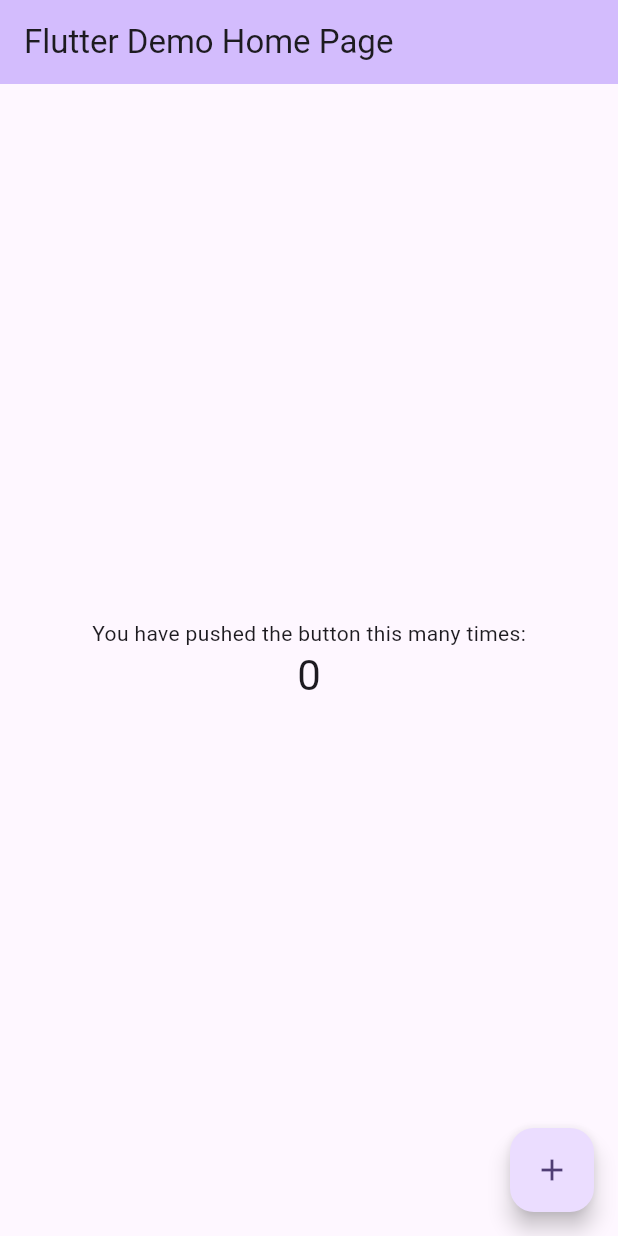
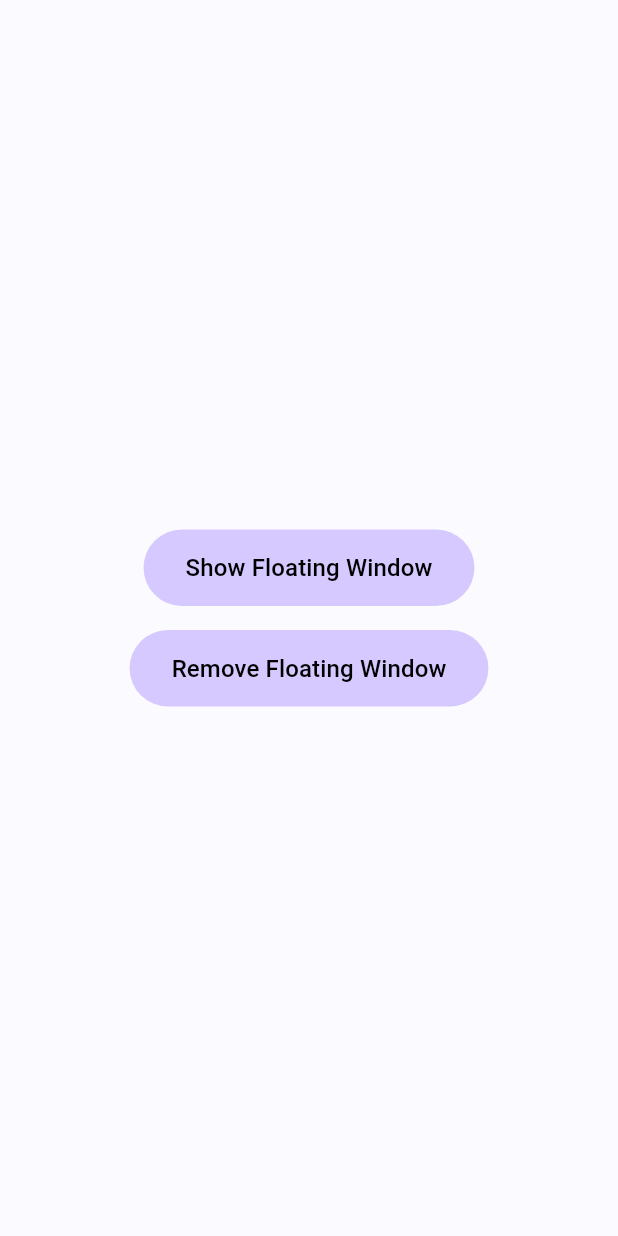
Before and after one commit to Excelsior-Technologies-Community/flutter_floating_window_screen, a Flutter app: the screen it shows after launch, on a phone screen of 412 x 824 dp. Run offline on Flutter 3.47's test engine with Material 3 defaults, Android fonts, the phone set to English and light mode, and no system bars.

Commit message:
complete floating window screen

```diff
--- /dev/null
+++ b/flutter_floating_window_screen/analysis_options.yaml
@@ -0,0 +1,4 @@
+include: package:flutter_lints/flutter.yaml
+
+# Additional information about this file can be found at
+# https://dart.dev/guides/language/analysis-options
--- /dev/null
+++ b/flutter_floating_window_screen/lib/flutter_floating_window_screen.dart
@@ -0,0 +1,4 @@
+library flutter_floating_window_screen;
+
+export 'screens/home_screen.dart';
+export 'widgets/floating_window.dart';
--- /dev/null
+++ b/flutter_floating_window_screen/lib/screens/home_screen.dart
@@ -0,0 +1,76 @@
+import 'package:flutter/material.dart';
+import '../widgets/floating_window.dart';
+
+class HomeScreen extends StatefulWidget {
+  const HomeScreen({super.key});
+
+  @override
+  State<HomeScreen> createState() => _HomeScreenState();
+}
+
+class _HomeScreenState extends State<HomeScreen> {
+  bool showFloatingWindow = false;
+
+  @override
+  Widget build(BuildContext context) {
+    return Scaffold(
+      backgroundColor: const Color(0xffFAFAFF),
+      body: Stack(
+        children: [
+          Center(
+            child: Column(
+              mainAxisSize: MainAxisSize.min,
+              children: [
+                actionButton(
+                  text: 'Show Floating Window',
+                  onTap: () {
+                    setState(() => showFloatingWindow = true);
+                  },
+                ),
+                const SizedBox(height: 16),
+                actionButton(
+                  text: 'Remove Floating Window',
+                  onTap: () {
+                    setState(() => showFloatingWindow = false);
+                  },
+                ),
+              ],
+            ),
+          ),
+
+          if (showFloatingWindow)
+            FloatingWindow(
+              onClose: () {
+                setState(() => showFloatingWindow = false);
+              },
+            ),
+        ],
+      ),
+    );
+  }
+
+  Widget actionButton({
+    required String text,
+    required VoidCallback onTap,
+  }) {
+    return ElevatedButton(
+      onPressed: onTap,
+      style: ElevatedButton.styleFrom(
+        backgroundColor: const Color(0xffD6C9FF),
+        foregroundColor: Colors.black,
+        padding: const EdgeInsets.symmetric(
+          horizontal: 28,
+          vertical: 14,
+        ),
+        shape: RoundedRectangleBorder(
+          borderRadius: BorderRadius.circular(30),
+        ),
+        elevation: 0,
+      ),
+      child: Text(
+        text,
+        style: const TextStyle(fontSize: 16),
+      ),
+    );
+  }
+}
--- a/lib/main.dart
+++ b/lib/main.dart
@@ -1,4 +1,5 @@
 import 'package:flutter/material.dart';
+import 'package:flutter_floating_window_screen/screens/home_screen.dart';
 
 void main() {
   runApp(const MyApp());
@@ -7,116 +8,14 @@
 class MyApp extends StatelessWidget {
   const MyApp({super.key});
 
-  // This widget is the root of your application.
   @override
   Widget build(BuildContext context) {
     return MaterialApp(
       title: 'Flutter Demo',
       theme: ThemeData(
-        // This is the theme of your application.
-        //
-        // TRY THIS: Try running your application with "flutter run". You'll see
-        // the application has a purple toolbar. Then, without quitting the app,
-        // try changing the seedColor in the colorScheme below to Colors.green
-        // and then invoke "hot reload" (save your changes or press the "hot
-        // reload" button in a Flutter-supported IDE, or press "r" if you used
-        // the command line to start the app).
-        //
-        // Notice that the counter didn't reset back to zero; the application
-        // state is not lost during the reload. To reset the state, use hot
-        // restart instead.
-        //
-        // This works for code too, not just values: Most code changes can be
-        // tested with just a hot reload.
         colorScheme: ColorScheme.fromSeed(seedColor: Colors.deepPurple),
       ),
-      home: const MyHomePage(title: 'Flutter Demo Home Page'),
+      home: HomeScreen()
     );
   }
 }
-
-class MyHomePage extends StatefulWidget {
-  const MyHomePage({super.key, required this.title});
-
-  // This widget is the home page of your application. It is stateful, meaning
-  // that it has a State object (defined below) that contains fields that affect
-  // how it looks.
-
-  // This class is the configuration for the state. It holds the values (in this
-  // case the title) provided by the parent (in this case the App widget) and
-  // used by the build method of the State. Fields in a Widget subclass are
-  // always marked "final".
-
-  final String title;
-
-  @override
-  State<MyHomePage> createState() => _MyHomePageState();
-}
-
-class _MyHomePageState extends State<MyHomePage> {
-  int _counter = 0;
-
-  void _incrementCounter() {
-    setState(() {
-      // This call to setState tells the Flutter framework that something has
-      // changed in this State, which causes it to rerun the build method below
-      // so that the display can reflect the updated values. If we changed
-      // _counter without calling setState(), then the build method would not be
-      // called again, and so nothing would appear to happen.
-      _counter++;
-    });
-  }
-
-  @override
-  Widget build(BuildContext context) {
-    // This method is rerun every time setState is called, for instance as done
-    // by the _incrementCounter method above.
-    //
-    // The Flutter framework has been optimized to make rerunning build methods
-    // fast, so that you can just rebuild anything that needs updating rather
-    // than having to individually change instances of widgets.
-    return Scaffold(
-      appBar: AppBar(
-        // TRY THIS: Try changing the color here to a specific color (to
-        // Colors.amber, perhaps?) and trigger a hot reload to see the AppBar
-        // change color while the other colors stay the same.
-        backgroundColor: Theme.of(context).colorScheme.inversePrimary,
-        // Here we take the value from the MyHomePage object that was created by
-        // the App.build method, and use it to set our appbar title.
-        title: Text(widget.title),
-      ),
-      body: Center(
-        // Center is a layout widget. It takes a single child and positions it
-        // in the middle of the parent.
-        child: Column(
-          // Column is also a layout widget. It takes a list of children and
-          // arranges them vertically. By default, it sizes itself to fit its
-          // children horizontally, and tries to be as tall as its parent.
-          //
-          // Column has various properties to control how it sizes itself and
-          // how it positions its children. Here we use mainAxisAlignment to
-          // center the children vertically; the main axis here is the vertical
-          // axis because Columns are vertical (the cross axis would be
-          // horizontal).
-          //
-          // TRY THIS: Invoke "debug painting" (choose the "Toggle Debug Paint"
-          // action in the IDE, or press "p" in the console), to see the
-          // wireframe for each widget.
-          mainAxisAlignment: MainAxisAlignment.center,
-          children: <Widget>[
-            const Text('You have pushed the button this many times:'),
-            Text(
-              '$_counter',
-              style: Theme.of(context).textTheme.headlineMedium,
-            ),
-          ],
-        ),
-      ),
-      floatingActionButton: FloatingActionButton(
-        onPressed: _incrementCounter,
-        tooltip: 'Increment',
-        child: const Icon(Icons.add),
-      ), // This trailing comma makes auto-formatting nicer for build methods.
-    );
-  }
-}
--- /dev/null
+++ b/lib/screens/home_screen.dart
@@ -0,0 +1,76 @@
+import 'package:flutter/material.dart';
+import '../widgets/floating_window.dart';
+
+class HomeScreen extends StatefulWidget {
+  const HomeScreen({super.key});
+
+  @override
+  State<HomeScreen> createState() => _HomeScreenState();
+}
+
+class _HomeScreenState extends State<HomeScreen> {
+  bool showFloatingWindow = false;
+
+  @override
+  Widget build(BuildContext context) {
+    return Scaffold(
+      backgroundColor: const Color(0xffFAFAFF),
+      body: Stack(
+        children: [
+          Center(
+            child: Column(
+              mainAxisSize: MainAxisSize.min,
+              children: [
+                actionButton(
+                  text: 'Show Floating Window',
+                  onTap: () {
+                    setState(() => showFloatingWindow = true);
+                  },
+                ),
+                const SizedBox(height: 16),
+                actionButton(
+                  text: 'Remove Floating Window',
+                  onTap: () {
+                    setState(() => showFloatingWindow = false);
+                  },
+                ),
+              ],
+            ),
+          ),
+
+          if (showFloatingWindow)
+            FloatingWindow(
+              onClose: () {
+                setState(() => showFloatingWindow = false);
+              },
+            ),
+        ],
+      ),
+    );
+  }
+
+  Widget actionButton({
+    required String text,
+    required VoidCallback onTap,
+  }) {
+    return ElevatedButton(
+      onPressed: onTap,
+      style: ElevatedButton.styleFrom(
+        backgroundColor: const Color(0xffD6C9FF),
+        foregroundColor: Colors.black,
+        padding: const EdgeInsets.symmetric(
+          horizontal: 28,
+          vertical: 14,
+        ),
+        shape: RoundedRectangleBorder(
+          borderRadius: BorderRadius.circular(30),
+        ),
+        elevation: 0,
+      ),
+      child: Text(
+        text,
+        style: const TextStyle(fontSize: 16),
+      ),
+    );
+  }
+}
```
Also changed, not shown: flutter_floating_window_screen/lib/widgets/floating_window.dart (added, +96 -0 lines), flutter_floating_window_screen/pubspec.yaml (added, +54 -0 lines), lib/widgets/floating_window.dart (added, +96 -0 lines), 6 other files.
